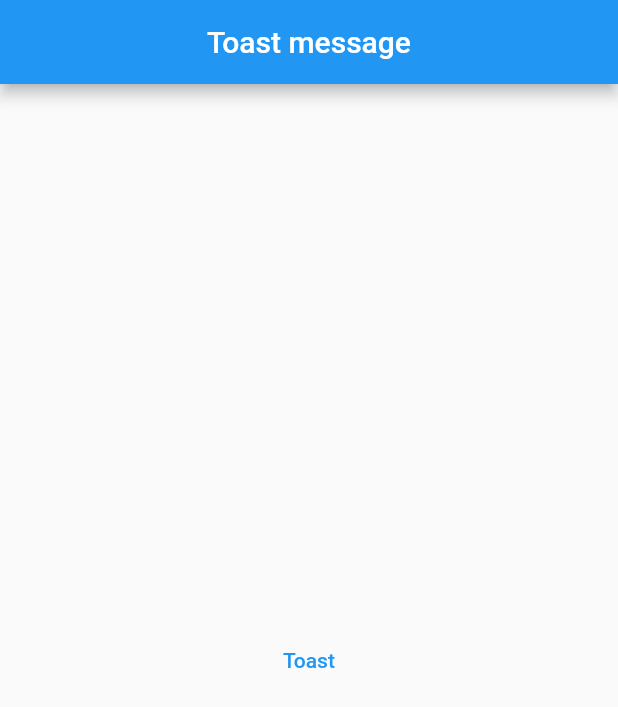
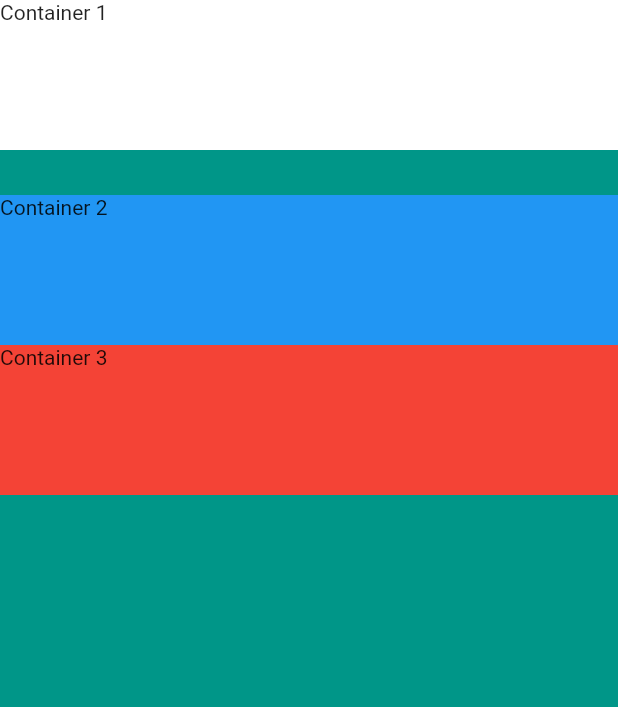
Before and after one commit to hcu55/Flutter-study, a Flutter app: the screen it shows after launch, on a phone screen of 412 x 824 dp. Shown: the top 707 px of the screen. Run offline on Flutter 3.47's test engine with Material 2 defaults, Android fonts, the phone set to English and light mode, and no system bars; our stand-ins replace fluttertoast.

Commit message:
Column Row widget

```diff
--- a/lib/main.dart
+++ b/lib/main.dart
@@ -5,7 +5,7 @@ import 'package:myapp/screens/app_bar.dart';
 import 'package:myapp/screens/snack_bar.dart';
 import 'package:myapp/screens/snack_bar_nobuilder.dart';
 import 'package:myapp/screens/toast_message.dart';
-import 'package:myapp/screens/toast_message.dart';
+import 'package:myapp/screens/column_row_widget.dart';
 
 void main() => runApp(const MyApp());
 
@@ -17,7 +17,7 @@ class MyApp extends StatelessWidget {
     return const MaterialApp(
       debugShowCheckedModeBanner: false,
       title: 'BBANTO',
-      home: ToastApp(),
+      home: ColumnRowWidget(),
     );
   }
 }
--- /dev/null
+++ b/lib/screens/column_row_widget.dart
@@ -0,0 +1,59 @@
+// ignore_for_file: prefer_const_constructors
+
+import 'package:flutter/material.dart';
+
+void main() => runApp(const ColumnRowWidget());
+
+class ColumnRowWidget extends StatelessWidget {
+  const ColumnRowWidget({Key? key}) : super(key: key);
+
+  @override
+  Widget build(BuildContext context) {
+    return MaterialApp(
+      title: "Myapp",
+      theme: ThemeData(
+        primaryColor: Colors.blue
+      ),
+      home: MyPage(),
+    );
+  }
+}
+
+class MyPage extends StatelessWidget {
+  const MyPage({Key? key}) : super(key: key);
+
+  @override
+  Widget build(BuildContext context) {
+    return Scaffold(
+      backgroundColor: Colors.teal,
+      body: SafeArea(
+        child: Column(
+          crossAxisAlignment: CrossAxisAlignment.stretch,
+          children: [
+            Container(
+              width: 100,
+              height: 100,
+              color: Colors.white,
+              child: Text("Container 1"),
+            ),
+            SizedBox(
+              height: 30,
+            ),
+            Container(
+              width: 100,
+              height: 100,
+              color: Colors.blue,
+              child: Text("Container 2"),
+            ),
+            Container(
+              width: 100,
+              height: 100,
+              color: Colors.red,
+              child: Text("Container 3"),
+            ),
+          ],
+        ),
+      ),
+    );
+  }
+}
```
